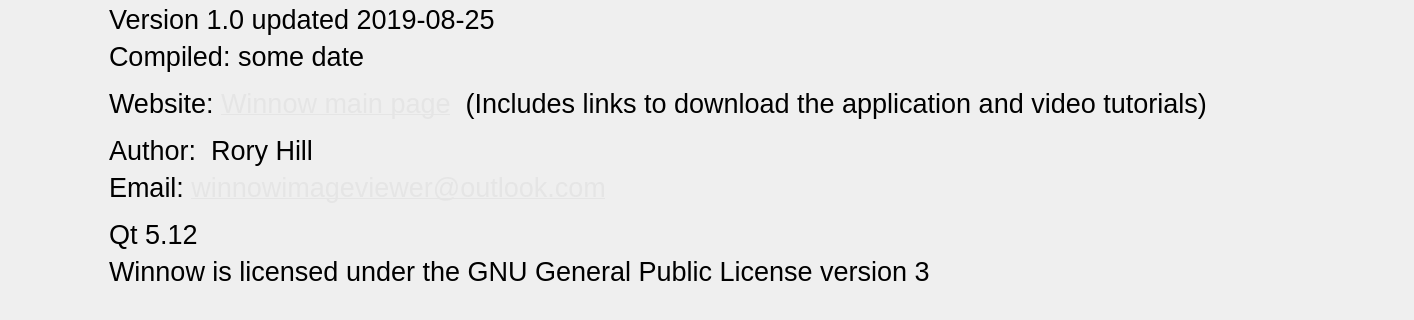
Qt form Dialogs/aboutdlg.ui (towhee/Winnow64) before a commit; both pictures show x 88 to 1502 and y 125 to 445 of the 1502 by 445 pixel window.
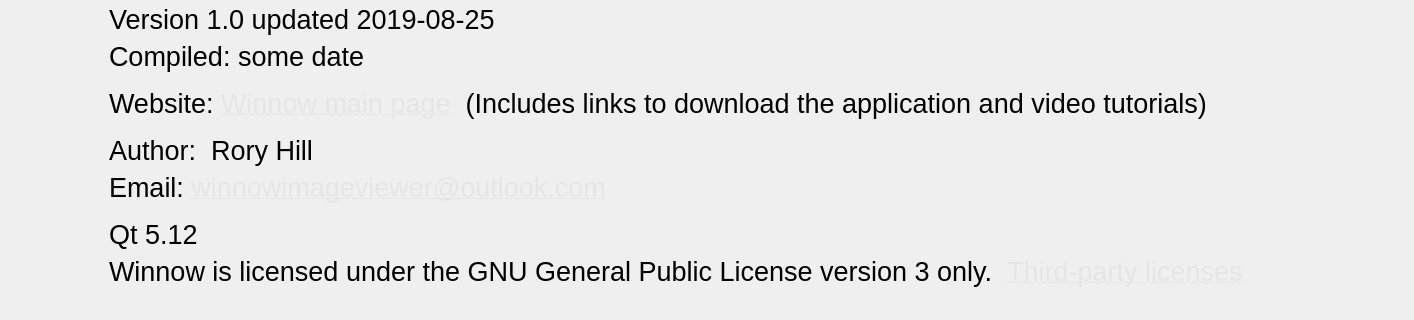
The same form after that commit. Icons and pictures are not drawn.

Commit message:
License as GPL-3.0-only; third-party notices
Add LICENSE (GPLv3), THIRD_PARTY_NOTICES.md and licenses/ with the verbatim
upstream texts for every bundled library, the lensfun data and the downloadable
AI models. licenses/licenses.qrc compiles them in; About > Third-party licenses
shows them. The Windows installer also copies them into the install folder.

```diff
--- a/Dialogs/aboutdlg.ui
+++ b/Dialogs/aboutdlg.ui
@@ -367,7 +367,7 @@
           </font>
          </property>
          <property name="text">
-          <string>Winnow is licensed under the GNU General Public License version 3</string>
+          <string>&lt;html&gt;&lt;head/&gt;&lt;body&gt;&lt;p&gt;Winnow is licensed under the GNU General Public License version 3 only.&amp;nbsp;&amp;nbsp;&lt;a href=&quot;licenses&quot;&gt;&lt;span style=&quot; text-decoration: underline; color:#e5e5e5;&quot;&gt;Third-party licenses&lt;/span&gt;&lt;/a&gt;&lt;/p&gt;&lt;/body&gt;&lt;/html&gt;</string>
          </property>
          <property name="alignment">
           <set>Qt::AlignLeading|Qt::AlignLeft|Qt::AlignTop</set>
```
The commit also changes 39 other files.
